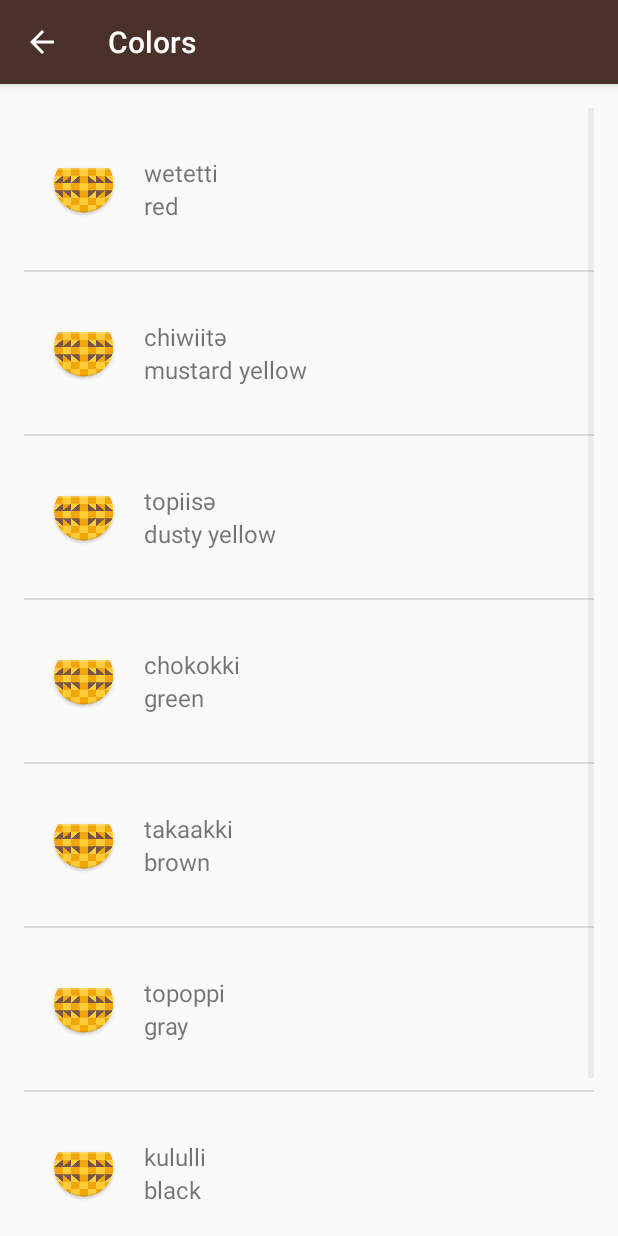
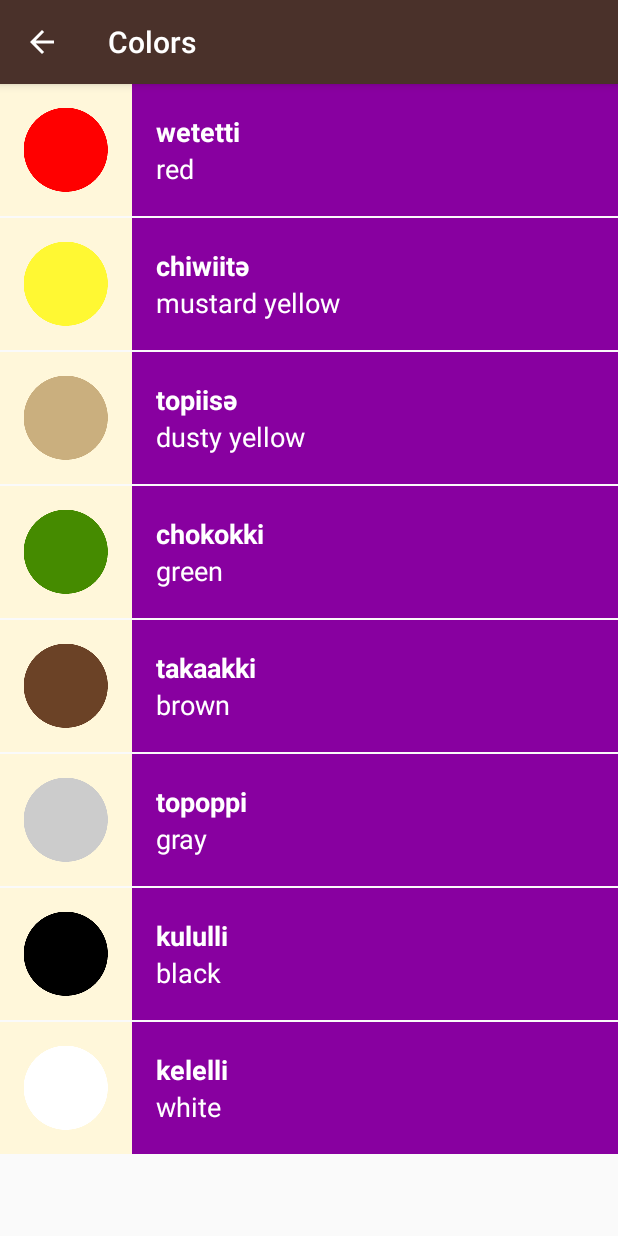
Before and after one commit to svroye/Miwok, an Android app: the ColorsActivity screen opened directly, with no data from a screen before it, on a phone screen of 412 x 824 dp. Run offline under Robolectric (Android 15) with nearby library versions, the phone set to English and light mode, and no system bars.

Commit message:
Modify/delete small changes and make use of the colors for background of the list tiems

```diff
--- a/app/src/main/java/com/example/android/miwok/ColorsActivity.java
+++ b/app/src/main/java/com/example/android/miwok/ColorsActivity.java
@@ -45,7 +45,7 @@ public class ColorsActivity extends AppCompatActivity {
         // This list item layout contains a single {@link TextView}, which the adapter will set to
         // display a single word.
         WordAdapter itemsAdapter =
-                new WordAdapter(this, words);
+                new WordAdapter(this, words, R.color.category_colors);
 
         // Find the {@link ListView} object in the view hierarchy of the {@link Activity}.
         // There should be a {@link ListView} with the view ID called list, which is declared in the
--- a/app/src/main/java/com/example/android/miwok/FamilyActivity.java
+++ b/app/src/main/java/com/example/android/miwok/FamilyActivity.java
@@ -46,7 +46,7 @@ public class FamilyActivity extends AppCompatActivity {
         // This list item layout contains a single {@link TextView}, which the adapter will set to
         // display a single word.
         WordAdapter itemsAdapter =
-                new WordAdapter(this, words);
+                new WordAdapter(this, words, R.color.category_family);
 
         // Find the {@link ListView} object in the view hierarchy of the {@link Activity}.
         // There should be a {@link ListView} with the view ID called list, which is declared in the
--- a/app/src/main/java/com/example/android/miwok/NumbersActivity.java
+++ b/app/src/main/java/com/example/android/miwok/NumbersActivity.java
@@ -46,7 +46,7 @@ public class NumbersActivity extends AppCompatActivity {
         // This list item layout contains a single {@link TextView}, which the adapter will set to
         // display a single word.
         WordAdapter itemsAdapter =
-                new WordAdapter(this, words);
+                new WordAdapter(this, words, R.color.category_numbers);
 
         // Find the {@link ListView} object in the view hierarchy of the {@link Activity}.
         // There should be a {@link ListView} with the view ID called list, which is declared in the
--- a/app/src/main/java/com/example/android/miwok/PhrasesActivity.java
+++ b/app/src/main/java/com/example/android/miwok/PhrasesActivity.java
@@ -47,7 +47,7 @@ public class PhrasesActivity extends AppCompatActivity {
         // This list item layout contains a single {@link TextView}, which the adapter will set to
         // display a single word.
         WordAdapter itemsAdapter =
-                new WordAdapter(this, words);
+                new WordAdapter(this, words, R.color.category_phrases);
 
         // Find the {@link ListView} object in the view hierarchy of the {@link Activity}.
         // There should be a {@link ListView} with the view ID called list, which is declared in the
--- a/app/src/main/java/com/example/android/miwok/WordAdapter.java
+++ b/app/src/main/java/com/example/android/miwok/WordAdapter.java
@@ -1,13 +1,17 @@
 package com.example.android.miwok;
 
 import android.content.Context;
+import android.media.Image;
 import android.support.annotation.LayoutRes;
 import android.support.annotation.NonNull;
 import android.support.annotation.Nullable;
+import android.util.Log;
 import android.view.LayoutInflater;
 import android.view.View;
 import android.view.ViewGroup;
 import android.widget.ArrayAdapter;
+import android.widget.ImageView;
+import android.widget.LinearLayout;
 import android.widget.TextView;
 
 import java.util.ArrayList;
@@ -19,6 +23,8 @@ import java.util.List;
 
 public class WordAdapter extends ArrayAdapter<Words> {
 
+    // int id holding a reference to the background color for the list item views
+    private int mCategoryColor;
     /**
      * This is our own custom constructor (it doesn't mirror a superclass constructor).
      * The context is used to inflate the layout file, and the list is the data we want
@@ -27,10 +33,11 @@ public class WordAdapter extends ArrayAdapter<Words> {
      * @param context        The current context. Used to inflate the layout file.
      * @param word A List of Words objects to display in a list
      */
-    public WordAdapter(@NonNull Context context,  ArrayList<Words> word) {
+    public WordAdapter(@NonNull Context context,  ArrayList<Words> word, int categoryColor) {
         // call the superclass's constructor, with second parameter being 0, since
         // we are not going to use a single TextView as a layout.
         super(context, 0, word);
+        mCategoryColor = categoryColor;
     }
 
     /**
@@ -55,6 +62,8 @@ public class WordAdapter extends ArrayAdapter<Words> {
         // Get the {@link Words} object located at this position in the list
         Words currentWord = getItem(position);
 
+        LinearLayout linearLayout = (LinearLayout) listItemView.findViewById(R.id.linear_layout);
+        linearLayout.setBackgroundResource(mCategoryColor);
         // Find the TextView in the list_item.xml layout with the ID english_word
         TextView englishTranslationTextView = (TextView) listItemView.findViewById(R.id.english_word);
         // Get the English Translation from the current Words object and
@@ -67,6 +76,20 @@ public class WordAdapter extends ArrayAdapter<Words> {
         // set this text on the TextView
         miwokTranslationTextView.setText(currentWord.getmMiwokTranslation());
 
+        // find the imageView for displaying the image in each list item
+        ImageView wordImage = (ImageView) listItemView.findViewById(R.id.image_view);
+        // check whether the Word has an image associated with it
+        if(currentWord.hasImage()){
+            // set the image to the ImageView
+            wordImage.setImageResource(currentWord.getImageResource());
+            // make sure the View is visible
+            wordImage.setVisibility(View.VISIBLE);
+        } else {
+            // no image, so hide the View
+            wordImage.setVisibility(View.GONE);
+        }
+
+
         // Return the whole list item layout (containing 2 TextViews)
         // so that it can be shown in the ListView
         return listItemView;
--- a/app/src/main/java/com/example/android/miwok/Words.java
+++ b/app/src/main/java/com/example/android/miwok/Words.java
@@ -11,7 +11,9 @@ public class Words {
     // Miwok translation of the word
     private String mMiwokTranslation;
     // holds the image resource id
-    private int mImageResource;
+    private int mImageResource = NO_IMAGE_PROVIDED;
+    // constant holding a value for when no image was provided
+    private static final int NO_IMAGE_PROVIDED = -1;
 
     /**
      * create a new Word object
@@ -58,4 +60,13 @@ public class Words {
     public int getImageResource() {
         return mImageResource;
     }
+
+    /**
+     * checks the Word object to see whether the image resource id is the
+     * int representing no image provided.
+     * @return boolean whether the Word has an image or not
+     */
+    public boolean hasImage(){
+        return mImageResource != NO_IMAGE_PROVIDED;
+    }
 }
--- a/app/src/main/res/layout/list_item.xml
+++ b/app/src/main/res/layout/list_item.xml
@@ -4,35 +4,43 @@
     android:orientation="horizontal"
     android:layout_width="match_parent"
     android:layout_height="wrap_content"
-    android:padding="16dp">
+    android:minHeight="@dimen/list_item_height"
+    android:background="@color/tan_background">
 
     <ImageView
         android:id="@+id/image_view"
-        android:layout_width="wrap_content"
-        android:layout_height="match_parent"
-        android:src="@mipmap/ic_launcher"/>
+        android:layout_width="@dimen/list_item_height"
+        android:layout_height="@dimen/list_item_height"/>
 
     <LinearLayout
+        android:id="@+id/linear_layout"
         android:layout_width="0dp"
         android:layout_weight="1"
-        android:layout_height="match_parent"
+        android:layout_height="@dimen/list_item_height"
         android:orientation="vertical"
-        android:padding="16dp">
+        android:paddingLeft="16dp">
 
         <TextView
             android:id="@+id/miwok_word"
-            android:layout_width="wrap_content"
-            android:layout_height="wrap_content"
+            android:layout_width="match_parent"
+            android:layout_height="0dp"
+            android:layout_weight="1"
+            android:gravity="bottom"
             tools:text="Miwok"
-            android:textSize="16sp"/>
+            android:textSize="18sp"
+            android:textStyle="bold"
+            android:textColor="@android:color/white"/>
 
         <TextView
             android:layout_below="@id/miwok_word"
             android:id="@+id/english_word"
-            android:layout_width="wrap_content"
-            android:layout_height="wrap_content"
+            android:layout_width="match_parent"
+            android:layout_height="0dp"
+            android:layout_weight="1"
+            android:gravity="top"
             tools:text="English"
-            android:textSize="16sp"/>
+            android:textSize="18sp"
+            android:textColor="@android:color/white"/>
 
     </LinearLayout>
 
--- a/app/src/main/res/layout/word_list.xml
+++ b/app/src/main/res/layout/word_list.xml
@@ -5,7 +5,5 @@
     android:orientation="vertical"
     android:layout_width="match_parent"
     android:layout_height="match_parent"
-    android:paddingBottom="@dimen/activity_vertical_margin"
-    android:paddingLeft="@dimen/activity_horizontal_margin"
-    android:paddingRight="@dimen/activity_horizontal_margin"
-    android:paddingTop="@dimen/activity_vertical_margin"/>
+    android:dividerHeight="1dp"
+    android:divider="@null"/>
--- a/app/src/main/res/values-w820dp/dimens.xml
+++ b/app/src/main/res/values-w820dp/dimens.xml
@@ -16,5 +16,4 @@
     <!-- Example customization of dimensions originally defined in res/values/dimens.xml
          (such as screen margins) for screens with more than 820dp of available width. This
          would include 7" and 10" devices in landscape (~960dp and ~1280dp respectively). -->
-    <dimen name="activity_horizontal_margin">64dp</dimen>
 </resources>
--- a/app/src/main/res/values/dimens.xml
+++ b/app/src/main/res/values/dimens.xml
@@ -16,6 +16,4 @@
     <!-- Height of each list item -->
     <dimen name="list_item_height">88dp</dimen>
     <!-- Default screen margins, per the Android Design guidelines. -->
-    <dimen name="activity_horizontal_margin">16dp</dimen>
-    <dimen name="activity_vertical_margin">16dp</dimen>
 </resources>
```
